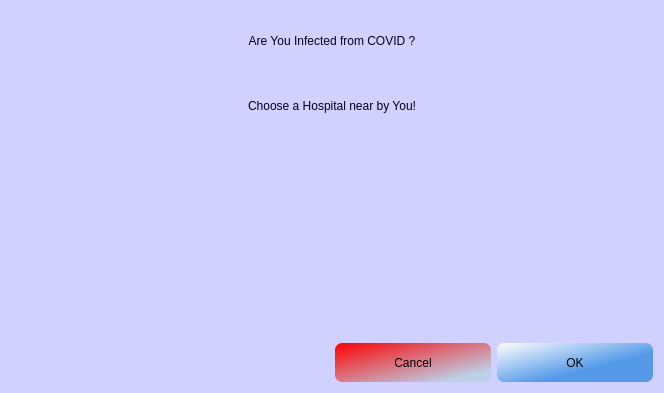
Qt form Forms/choosehospitals.ui (ayush-regmi/CoviCURE) before a commit.
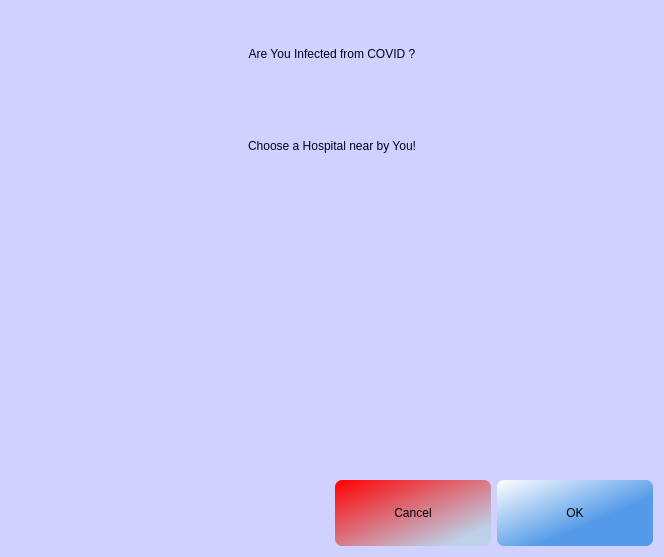
The same form after that commit.

The edit to the form file:
```diff
--- a/Forms/choosehospitals.ui
+++ b/Forms/choosehospitals.ui
@@ -7,7 +7,7 @@
     <x>0</x>
     <y>0</y>
     <width>664</width>
-    <height>393</height>
+    <height>557</height>
    </rect>
   </property>
   <property name="windowTitle">
```
Left out of the diff: 30 changed lines with no effect on the pictures.
